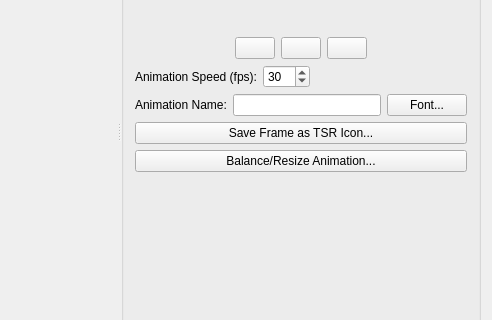
Above: mainwindow.ui from meh2481/SpriteSheeter before the change; both pictures show x 631 to 1123 and y 230 to 550 of the 1123 by 724 pixel window. Below: the same form after it.
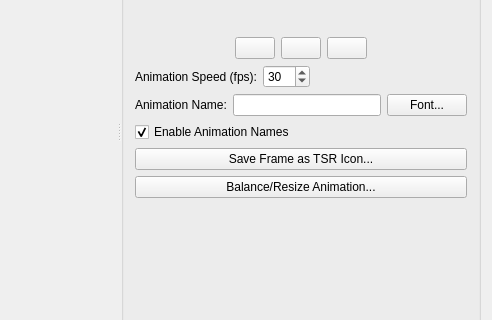
That is the form after the change. Icons and pictures are not drawn. Custom widgets are drawn as their Qt base class.

Commit message: Add anim name toggle

```diff
--- a/mainwindow.ui
+++ b/mainwindow.ui
@@ -523,6 +523,16 @@
             </item>
            </layout>
           </item>
+          <item>
+           <widget class="QCheckBox" name="animNameEnabled">
+            <property name="text">
+             <string>Enable Animation Names</string>
+            </property>
+            <property name="checked">
+             <bool>true</bool>
+            </property>
+           </widget>
+          </item>
           <item>
            <widget class="QPushButton" name="saveFrameButton">
             <property name="text">
```
The commit also changes 3 other files.
